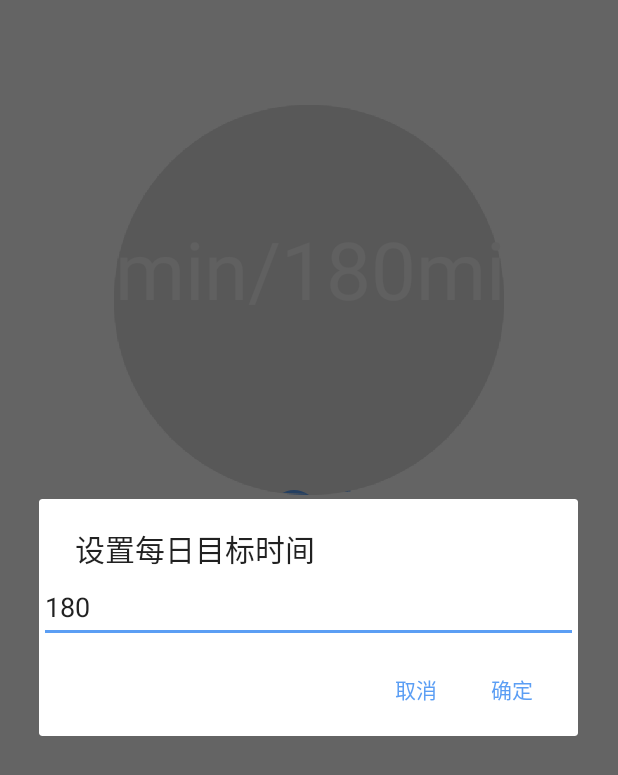
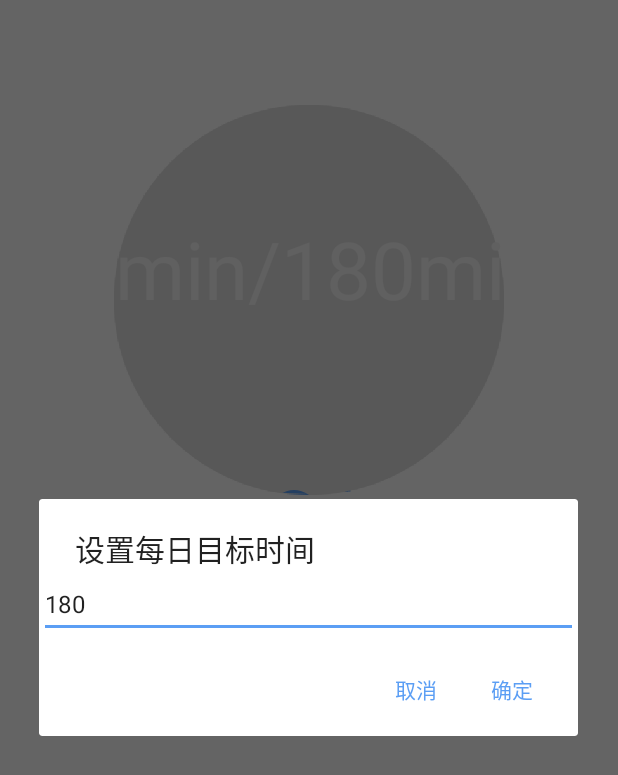
Before and after one commit to cnlkl/put-me-down, an Android app: the TotalTimingTodayActivity screen opened directly, with no data from a screen before it, after a tap on an icon or button, on a phone screen of 412 x 824 dp. Shown: the top 775 px of the screen. Run offline under Robolectric (Android 15) with nearby library versions, the phone set to English and light mode, and no system bars; libraries missing offline, so code that uses them is left out: at.markushi.ui, com.tencent.mm.

Commit message:
界面各个尺寸的修改

```diff
--- a/app/src/main/res/layout/dialog_set_target_time.xml
+++ b/app/src/main/res/layout/dialog_set_target_time.xml
@@ -8,9 +8,9 @@
         android:layout_width="match_parent"
         android:layout_height="wrap_content"
         android:maxLines="1"
-        android:textSize="18sp"
+        android:textSize="16sp"
         android:inputType="number"
-        android:hint="输入目标分钟(如:180)"
+        android:hint="输入目标分钟(如:150)"
         />
 
 </LinearLayout>
```
